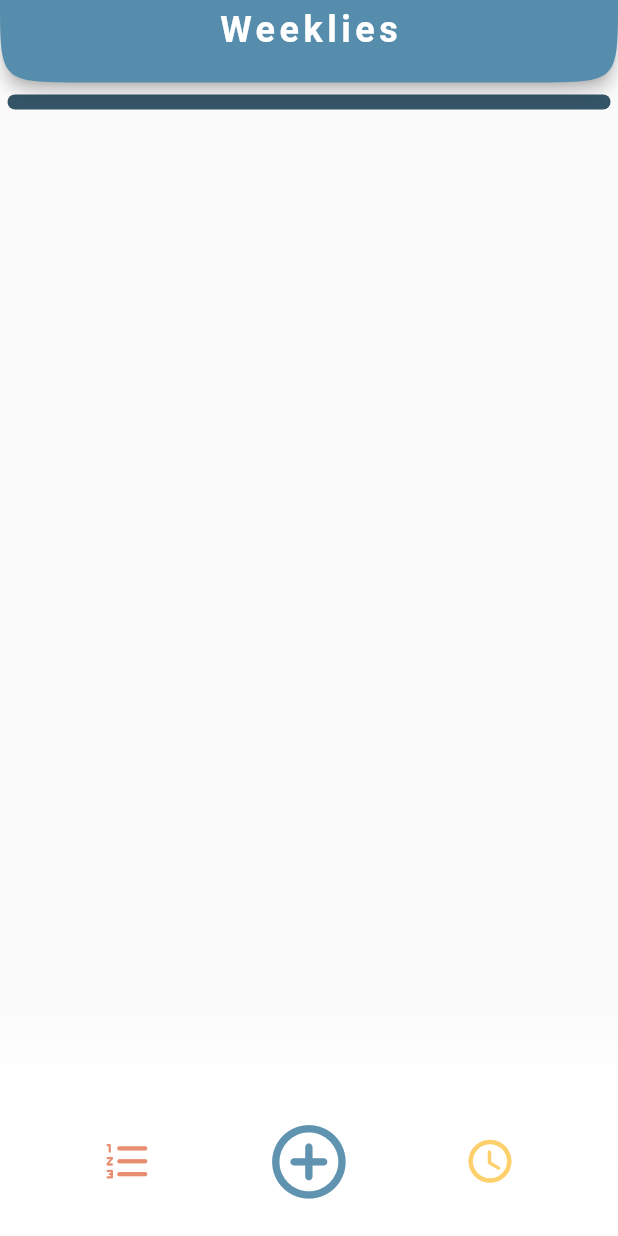
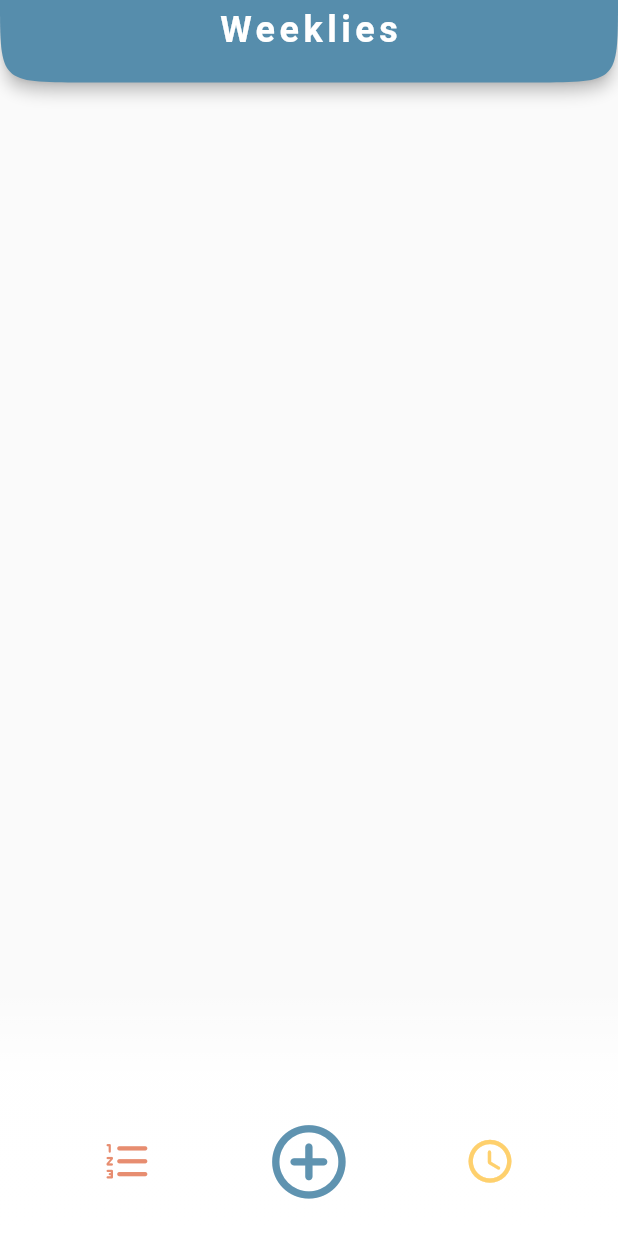
Before and after one commit to allisonryan0002/weeklies_bloc, a Flutter app: the screen it shows after launch, on a phone screen of 412 x 824 dp. Run offline on Flutter 3.47's test engine with Material 2 defaults, Android fonts, the light colour scheme and no system bars; our stand-ins replace bloc, equatable, flutter_bloc, google_fonts.

Commit message:
Now fully functioning with BLoC

```diff
--- a/weeklies_bloc/lib/clients/file_client.dart
+++ b/weeklies_bloc/lib/clients/file_client.dart
@@ -7,7 +7,6 @@ class FileClient {
   final Directory dir;
 
   static Future<FileClient> _initialize() async {
-    print("Initialized");
     final dir = await getApplicationDocumentsDirectory();
     return FileClient._(dir);
   }
@@ -20,7 +19,6 @@ class FileClient {
     if (!await file.exists()) {
       await file.create();
     }
-    print('Read file');
     return await file.readAsString();
   }
 
@@ -30,7 +28,6 @@ class FileClient {
     if (!await file.exists()) {
       await file.create();
     }
-    print('Wrote to file');
     return file.writeAsString(contents);
   }
 }
--- a/weeklies_bloc/lib/repository/task_repository.dart
+++ b/weeklies_bloc/lib/repository/task_repository.dart
@@ -11,7 +11,6 @@ class TaskRepository {
 
   Future<List<Task>> loadTasks() async {
     final fileContents = await client.read('myTasks.json');
-    print('Read from file - respository');
     if (fileContents.isEmpty) return [];
     final jsonContent = JsonDecoder().convert(fileContents);
     return (jsonContent['tasks'])
@@ -20,7 +19,6 @@ class TaskRepository {
   }
 
   Future<File> saveTasks(List<Task> tasks) async {
-    print('Repository saveTasks');
     final contents = JsonEncoder()
         .convert({'tasks': tasks.map((task) => task.toJson()).toList()});
     //print('\n$contents\n');
--- a/weeklies_bloc/lib/widgets/customPriorityRadio.dart
+++ b/weeklies_bloc/lib/widgets/customPriorityRadio.dart
@@ -1,5 +1,7 @@
 import 'package:flutter/material.dart';
 import 'package:flutter/rendering.dart';
+import 'package:flutter_bloc/flutter_bloc.dart';
+import 'package:weeklies/blocs/tasks/tasks.dart';
 import 'package:weeklies/models/models.dart';
 
 // Priority radio model and its properties
--- a/weeklies_bloc/lib/widgets/taskInputWidget.dart
+++ b/weeklies_bloc/lib/widgets/taskInputWidget.dart
@@ -28,8 +28,8 @@ class _TaskInputWidgetState extends State<TaskInputWidget> {
 
   @override
   void dispose() {
+    super.dispose();
     controller.dispose();
-    super.dispose();
   }
 
   void updatePriority(ItemPriority priority) {
@@ -49,6 +49,7 @@ class _TaskInputWidgetState extends State<TaskInputWidget> {
     BlocProvider.of<TasksBloc>(taskInputContext).add(TaskAdded(
         Task(DateTime.now(), controller.text, this.priority, this.time)));
     Navigator.pop(taskInputContext);
+    controller.clear();
   }
 
   // SimpleDialog window containing priority & time radio sets and a TextField
--- a/weeklies_bloc/lib/widgets/taskListView.dart
+++ b/weeklies_bloc/lib/widgets/taskListView.dart
@@ -2,7 +2,6 @@ import 'dart:ui';
 import 'package:flutter/material.dart';
 import 'package:flutter_bloc/flutter_bloc.dart';
 import 'package:weeklies/blocs/tasks/tasks.dart';
-import 'package:weeklies/repository/task_repository.dart';
 import 'package:weeklies/widgets/widgets.dart';
 import 'package:weeklies/models/models.dart';
 
@@ -81,22 +80,16 @@ class _TaskListViewState extends State<TaskListView> {
    */
   @override
   Widget build(BuildContext context) {
-    return BlocProvider(
-      create: (context) => TasksBloc(
-        tasksRepository: RepositoryProvider.of<TaskRepository>(context),
-      ),
-      child: Scaffold(
+    return Scaffold(
       resizeToAvoidBottomInset: true,
       body: BlocBuilder<TasksBloc, TasksState>(
         builder: (context, state) {
-            // Load tasks ??????????????????????????????????????????????????????
-            print('ListView state: $state');
           if (state is TasksLoadInProgress) {
-              BlocProvider.of<TasksBloc>(context).add(TasksLoaded());
             return Center(child: CircularProgressIndicator());
           } else if (state is TasksLoadSuccess &&
               state.sort == SortType.priority) {
             List<Task> tasks = state.tasks;
+            if (tasks.isNotEmpty) {
               return Container(
                 padding: EdgeInsets.fromLTRB(8, 5, 8, 5),
                 margin: EdgeInsets.fromLTRB(5, 8, 5, 0),
@@ -111,12 +104,21 @@ class _TaskListViewState extends State<TaskListView> {
                     // Last item in list is empty container acting as a buffer to allow
                     // TaskItems to sit above bottom button panel when scrollled
                     if (index == tasks.length) {
+                      // return Visibility(
+                      //   child: Container(
+                      //     height: MediaQuery.of(context).size.height / 6,
+                      //   ),
+                      //   visible: tasks.length > 9,
+                      // );
                       if (tasks.length > 9) {
                         return Container(
                           height: MediaQuery.of(context).size.height / 6,
                         );
                       } else {
-                        return SizedBox.shrink();
+                        return Container(
+                          color: Colors.red,
+                          height: 0,
+                        );
                       }
                     } else {
                       var taskItem = tasks[index];
@@ -126,8 +128,10 @@ class _TaskListViewState extends State<TaskListView> {
                   },
                 ),
               );
-            } else if (state is TasksLoadSuccess &&
-                state.sort == SortType.time) {
+            } else {
+              return Container();
+            }
+          } else if (state is TasksLoadSuccess && state.sort == SortType.time) {
             List<Task> tasks = state.tasks;
             Map<String, dynamic> taskAndIndex = getDaysAndTasks(tasks);
 
@@ -189,7 +193,6 @@ class _TaskListViewState extends State<TaskListView> {
             return Container();
           }
         },
-        ),
       ),
     );
   }
```
Also changed, not shown: weeklies_bloc/lib/blocs/tasks/tasks_bloc.dart (+43 -11 lines), weeklies_bloc/lib/main.dart (+11 -0 lines), weeklies_bloc/lib/widgets/taskTextField.dart (+5 -9 lines). Lines whose indentation alone changed are shown as unchanged.
